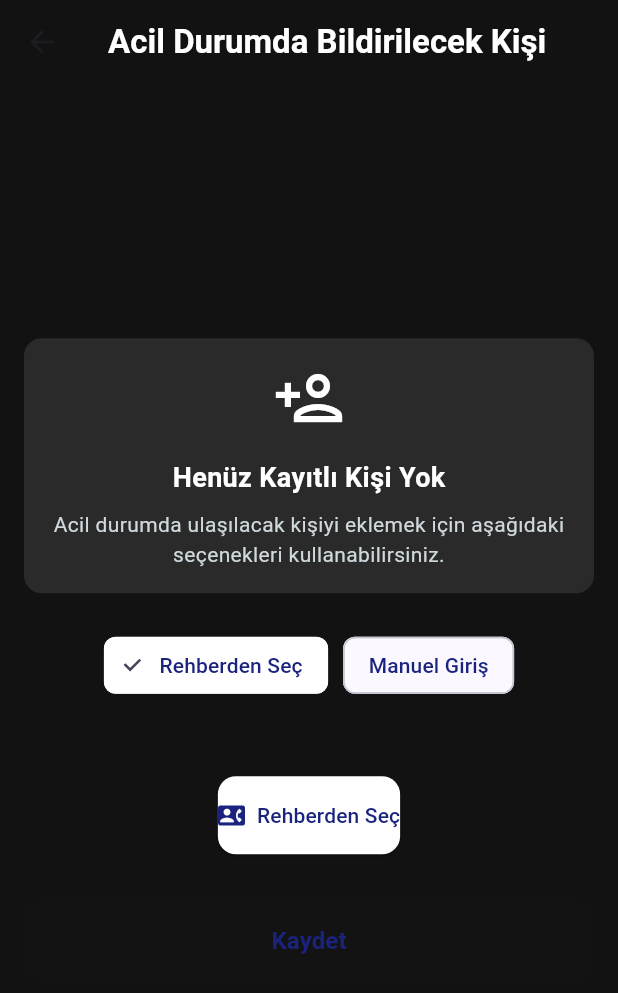
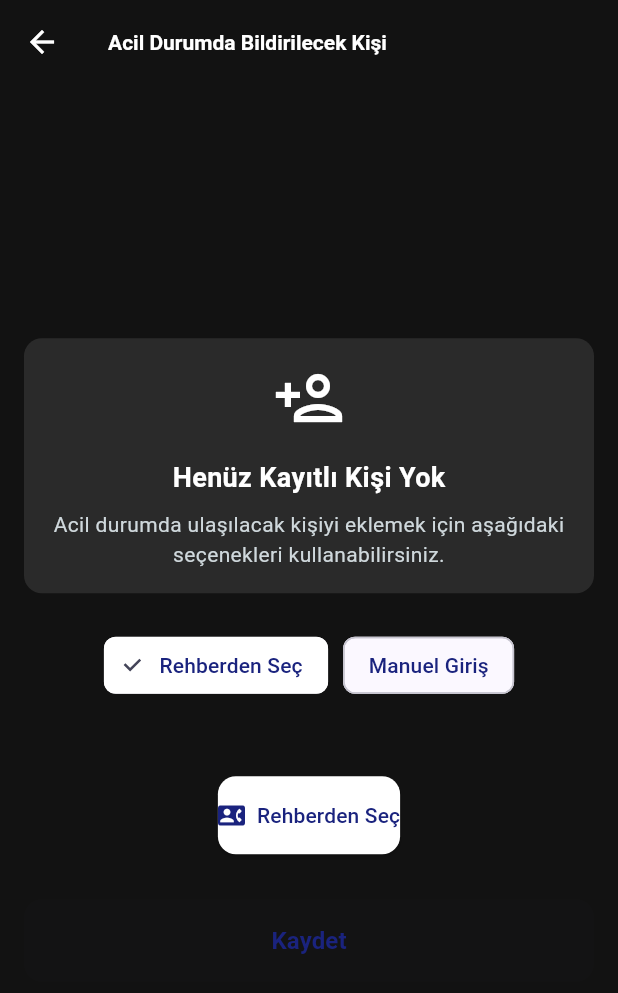
Before and after one commit to doguclks/Woman_Safety_Flutter_Mobile_App, a Flutter app: the screen it shows after launch, after a tap on the "person 2" icon, on a phone screen of 412 x 824 dp. Shown: the top 993 px of the screen. Run offline on Flutter 3.47's test engine with Material 3 defaults, Android fonts, the phone set to English and light mode, and no system bars; our stand-ins replace flutter_contacts, geolocator, intl_phone_field, permission_handler, shared_preferences, speech_to_text.

Commit message:
version 3

```diff
--- a/lib/main.dart
+++ b/lib/main.dart
@@ -18,8 +18,9 @@ class MyApp extends StatelessWidget {
       title: 'Yalnız Değilsin',
       debugShowCheckedModeBanner: false,
       theme: ThemeData(
-        appBarTheme: const AppBarTheme(
+        appBarTheme: AppBarTheme(
           backgroundColor: AppColors.backgroundColor,
+          titleTextStyle: TextStyle(color: AppColors.textColor),
         ),
         // tested with just a hot reload.
         colorScheme: ColorScheme.fromSeed(seedColor: AppColors.primaryColor),
--- a/lib/pages/emergency_contact_page.dart
+++ b/lib/pages/emergency_contact_page.dart
@@ -62,6 +62,7 @@ class _EmergencyContactPageState extends State<EmergencyContactPage> {
     return Scaffold(
       appBar: AppBar(
         backgroundColor: Colors.transparent,
+        iconTheme: const IconThemeData(color: Colors.white),
         elevation: 0,
         title: const Text(
           'Acil Durumda Bildirilecek Kişi',
--- a/lib/pages/guide_page.dart
+++ b/lib/pages/guide_page.dart
@@ -9,6 +9,7 @@ class GuidePage extends StatelessWidget {
     return Scaffold(
       appBar: AppBar(
         title: const Text('Nasıl Kullanılır?'),
+        iconTheme: const IconThemeData(color: Colors.white),
         elevation: 0,
       ),
       body: SingleChildScrollView(
--- a/lib/pages/home_page.dart
+++ b/lib/pages/home_page.dart
@@ -2,7 +2,7 @@ import 'package:app/API/send_text_to_api.dart';
 import 'package:app/widgets/custom_icon_button.dart';
 import 'package:app/widgets/record_button_widget.dart';
 import 'package:flutter/material.dart';
-import '../colors/colors.dart';
+import '../themes/colors.dart';
 import 'package:speech_to_text/speech_to_text.dart' as stt;
 import 'package:permission_handler/permission_handler.dart';
 import 'package:app/pages/emergency_contact_page.dart';
--- a/lib/services/contact_service.dart
+++ b/lib/services/contact_service.dart
@@ -56,6 +56,6 @@ class ContactService {
 
   Future<String?> getEmergencyContact() async {
     final prefs = await SharedPreferences.getInstance();
-    return prefs.getString('emergency_contact');
+    return prefs.getString('emergency_contact_number');
   }
 }
--- a/lib/widgets/custom_icon_button.dart
+++ b/lib/widgets/custom_icon_button.dart
@@ -1,5 +1,5 @@
 import 'package:flutter/material.dart';
-import '../colors/colors.dart';
+import '../themes/colors.dart';
 
 class CustomIconButton extends StatelessWidget {
   final IconData iconData;
--- a/lib/widgets/emergency_contact_form.dart
+++ b/lib/widgets/emergency_contact_form.dart
@@ -1,6 +1,6 @@
 import 'package:flutter/material.dart';
 import 'package:intl_phone_field/intl_phone_field.dart';
-import '../colors/colors.dart';
+import '../themes/colors.dart';
 
 class EmergencyContactForm extends StatelessWidget {
   final Function(String) onNameChanged;
```
Also changed, not shown: lib/widgets/record_button_widget.dart (+17 -5 lines), 2 other files.
